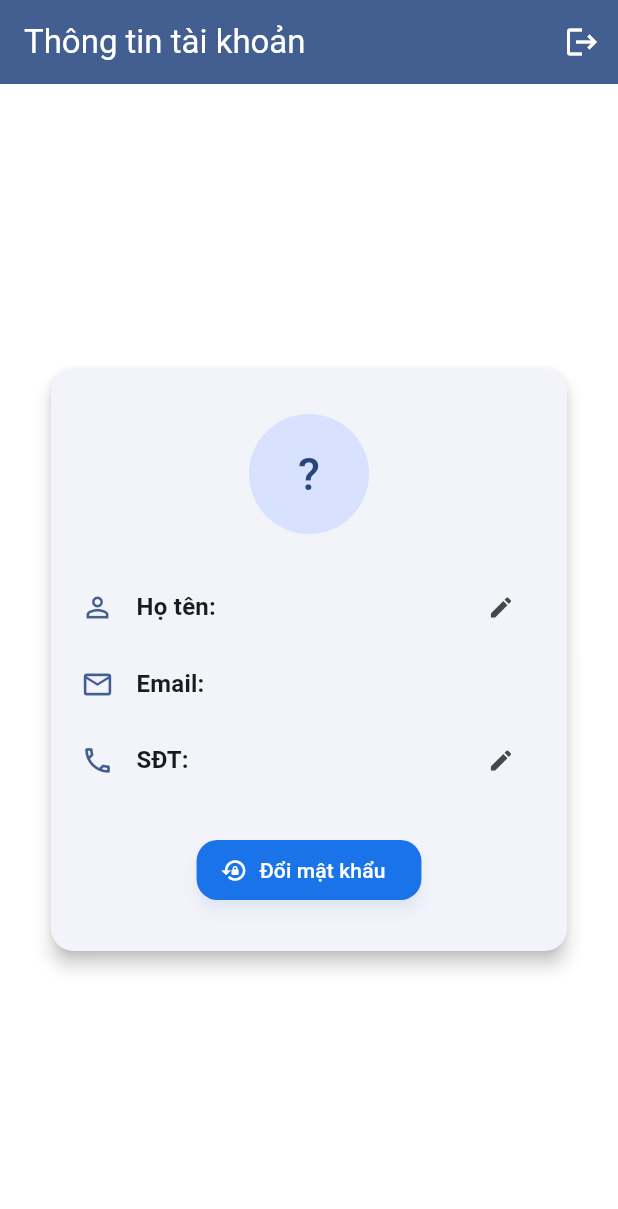
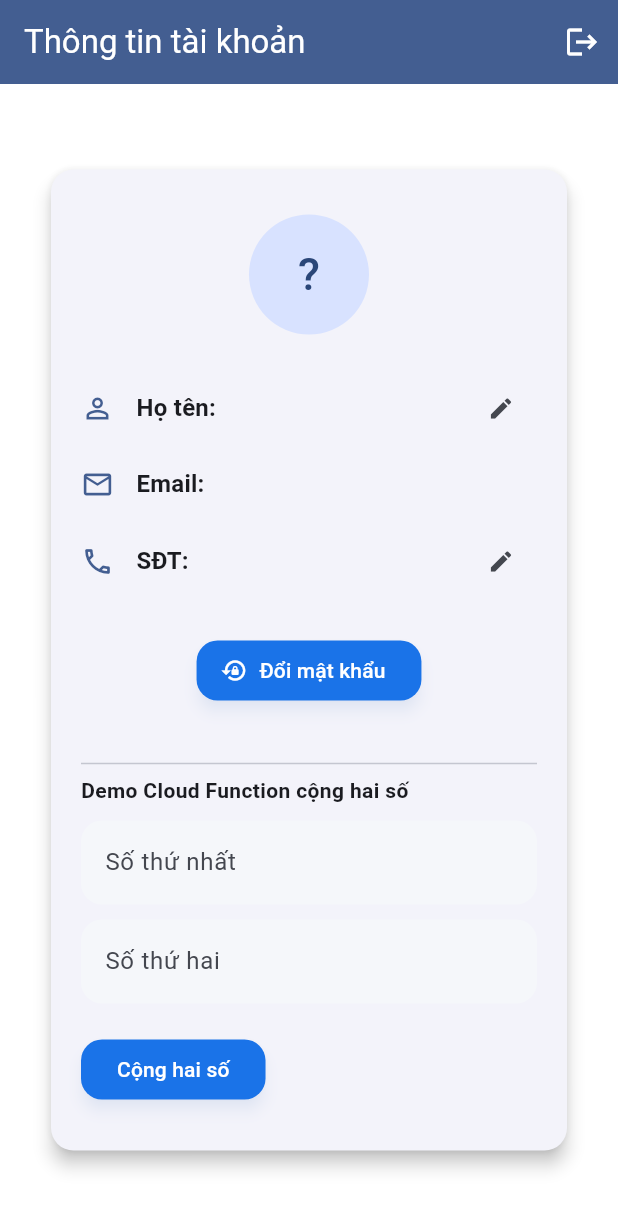
Before and after one commit to hiddcten/flutter_demo, a Flutter app: the ProfilePage screen opened directly with empty values, on a phone screen of 412 x 824 dp. Shown: the top 1209 px of the screen. Run offline on Flutter 3.47's test engine with Material 3 defaults, Android fonts, the phone set to English and light mode, and no system bars; our stand-ins replace cloud_firestore, cloud_functions, firebase_auth, firebase_core; accounts and stored records are empty.

Commit message:
update cloud function

```diff
--- a/lib/profile_page.dart
+++ b/lib/profile_page.dart
@@ -1,9 +1,8 @@
-// lib/profile_page.dart
 import 'package:flutter/material.dart';
 import 'package:firebase_auth/firebase_auth.dart';
 import 'package:cloud_firestore/cloud_firestore.dart';
-// Import your AuthPage if needed for navigation, or handle navigation differently
-import 'main.dart'; // Assuming AuthPage is in main.dart or import its file
+import 'package:cloud_functions/cloud_functions.dart';
+import 'main.dart';
 
 class ProfilePage extends StatefulWidget {
   final String name;
@@ -35,14 +34,12 @@ class _ProfilePageState extends State<ProfilePage> {
   Future<void> _logout(BuildContext context) async {
     try {
       await FirebaseAuth.instance.signOut();
-      // Navigate back to AuthPage and remove all routes behind it
       Navigator.of(context).pushAndRemoveUntil(
         MaterialPageRoute(builder: (context) => const AuthPage()),
-        (Route<dynamic> route) => false, // Remove all previous routes
+        (Route<dynamic> route) => false,
       );
     } catch (e) {
       print("Error logging out: $e");
-      // Show a snackbar or dialog if logout fails
       ScaffoldMessenger.of(context).showSnackBar(
         SnackBar(content: Text('Logout failed: ${e.toString()}')),
       );
@@ -69,6 +66,19 @@ class _ProfilePageState extends State<ProfilePage> {
         .collection('users')
         .doc(user.uid)
         .update({'phone': newPhone});
+  }
+
+  Future<double?> _addNumbersWithCloudFunction(num a, num b) async {
+    try {
+      final callable = FirebaseFunctions.instanceFor(region: 'asia-east2').httpsCallable('addNumbers');
+      final result = await callable.call({'a': a, 'b': b});
+      if (result.data is Map && result.data['result'] != null) {
+        return (result.data['result'] as num).toDouble();
+      }
+      return null;
+    } catch (e) {
+      return null;
+    }
   }
 
   Future<void> _showEditDialog({
@@ -294,11 +304,18 @@ class _ProfilePageState extends State<ProfilePage> {
                   const SizedBox(height: 25),
                   Center(
                     child: ElevatedButton.icon(
-                      icon: const Icon(Icons.lock_reset),
+                      icon: const Icon(Icons.lock_reset, color: Colors.white),
                       label: const Text('Đổi mật khẩu'),
                       onPressed: _showChangePasswordDialog,
                     ),
                   ),
+                  const SizedBox(height: 30),
+                  // Cloud Function demo cộng hai số
+                  const Divider(),
+                  const Text('Demo Cloud Function cộng hai số',
+                      style: TextStyle(fontWeight: FontWeight.bold)),
+                  const SizedBox(height: 10),
+                  _CloudAddNumbersDemo(addNumbers: _addNumbersWithCloudFunction),
                 ],
               ),
             ),
@@ -324,7 +341,7 @@ class _ProfilePageState extends State<ProfilePage> {
           child: Text(
             value,
             style: theme.textTheme.bodyLarge,
-            overflow: TextOverflow.ellipsis, // Prevent long text overflow
+            overflow: TextOverflow.ellipsis,
           ),
         ),
       ],
@@ -364,3 +381,61 @@ class _ProfilePageState extends State<ProfilePage> {
     );
   }
 }
+
+class _CloudAddNumbersDemo extends StatefulWidget {
+  final Future<double?> Function(num, num) addNumbers;
+
+  const _CloudAddNumbersDemo({Key? key, required this.addNumbers})
+      : super(key: key);
+
+  @override
+  State<_CloudAddNumbersDemo> createState() => _CloudAddNumbersDemoState();
+}
+
+class _CloudAddNumbersDemoState extends State<_CloudAddNumbersDemo> {
+  final TextEditingController _aController = TextEditingController();
+  final TextEditingController _bController = TextEditingController();
+  String? _result;
+
+  @override
+  Widget build(BuildContext context) {
+    return Column(
+      crossAxisAlignment: CrossAxisAlignment.start,
+      children: [
+        TextField(
+          controller: _aController,
+          keyboardType: TextInputType.number,
+          decoration: const InputDecoration(labelText: 'Số thứ nhất'),
+        ),
+        const SizedBox(height: 10),
+        TextField(
+          controller: _bController,
+          keyboardType: TextInputType.number,
+          decoration: const InputDecoration(labelText: 'Số thứ hai'),
+        ),
+        const SizedBox(height: 20),
+        ElevatedButton(
+          onPressed: () async {
+            final a = num.tryParse(_aController.text);
+            final b = num.tryParse(_bController.text);
+            if (a != null && b != null) {
+              final result = await widget.addNumbers(a, b);
+              setState(() {
+                _result = result != null ? 'Kết quả: $result' : 'Lỗi khi gọi Cloud Function';
+              });
+            } else {
+              setState(() {
+                _result = 'Vui lòng nhập số hợp lệ';
+              });
+            }
+          },
+          child: const Text('Cộng hai số'),
+        ),
+        if (_result != null) ...[
+          const SizedBox(height: 10),
+          Text(_result!, style: const TextStyle(fontWeight: FontWeight.bold)),
+        ],
+      ],
+    );
+  }
+}
--- a/pubspec.yaml
+++ b/pubspec.yaml
@@ -36,6 +36,7 @@ dependencies:
   # The following adds the Cupertino Icons font to your application.
   # Use with the CupertinoIcons class for iOS style icons.
   cupertino_icons: ^1.0.8
+  cloud_functions: ^4.0.7
 
 dev_dependencies:
   flutter_test:
```
Also changed, not shown: lib/main.dart (+5 -18 lines), firebase.json, lib/firebase_options.dart, pubspec.lock, 7 other files.
